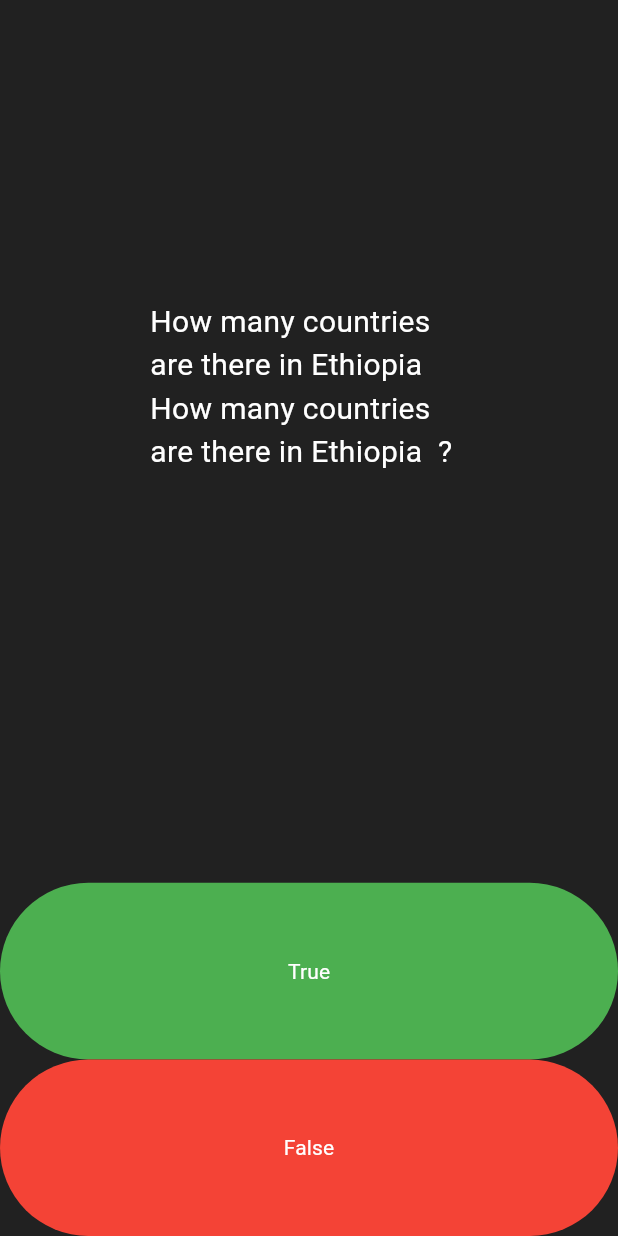
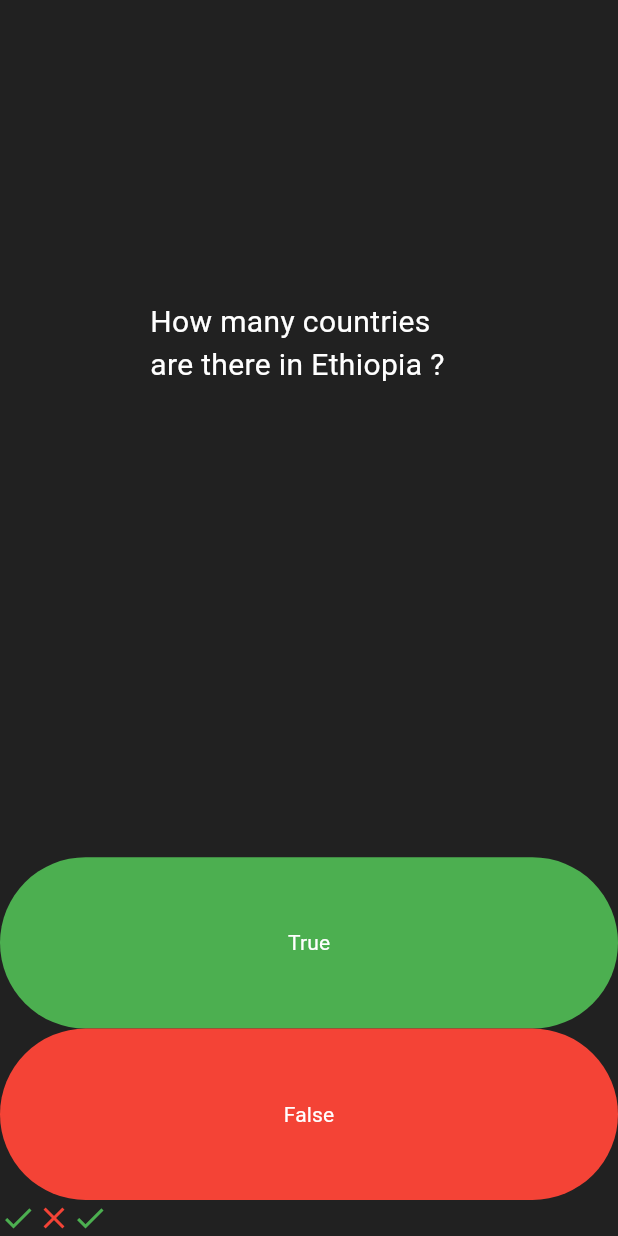
Before and after one commit to dawit2123/Flutter-Projects, a Flutter app: the screen it shows after launch, after a tap on "True", on a phone screen of 412 x 824 dp. Run offline on Flutter 3.47's test engine with Material 3 defaults, Android fonts, the phone set to English and light mode, and no system bars; our stand-ins replace audioplayers; missing offline and left inert: dart:html.

Commit message:
Icons made for the buttons

```diff
--- a/quizzler_app/lib/main.dart
+++ b/quizzler_app/lib/main.dart
@@ -178,24 +178,55 @@ class Quizzler extends StatelessWidget {
           child: Scaffold(
             backgroundColor: Colors.grey.shade900,
             body: SafeArea(
-              child: Column(
+              child: QuizPage(),
+            ),
+          ),
+        ));
+  }
+}
+
+class QuizPage extends StatefulWidget {
+  const QuizPage({Key? key}) : super(key: key);
+
+  @override
+  _QuizPageState createState() => _QuizPageState();
+}
+
+class _QuizPageState extends State<QuizPage> {
+  List<Icon> scoreKeeper = [
+    Icon(
+      Icons.check,
+      color: Colors.green,
+    ),
+    Icon(
+      Icons.close,
+      color: Colors.red,
+    ),
+  ];
+  @override
+  Widget build(BuildContext context) {
+    return Column(
       mainAxisAlignment: MainAxisAlignment.center,
       crossAxisAlignment: CrossAxisAlignment.stretch,
       children: <Widget>[
         Expanded(
             flex: 5,
             child: Padding(
-                        padding:
-                            EdgeInsets.fromLTRB(100.0, 200.0, 100.0, 100.0),
+              padding: EdgeInsets.fromLTRB(100.0, 200.0, 100.0, 100.0),
               child: Text(
-                          'How many countries are there in Ethiopia How many countries are there in Ethiopia  ?',
+                'How many countries are there in Ethiopia ?',
                 style: TextStyle(color: Colors.white, fontSize: 20.0),
               ),
             )),
         Expanded(
             child: TextButton(
           onPressed: () {
-                      print('True pressed');
+            setState(() => scoreKeeper.add(
+                  Icon(
+                    Icons.check,
+                    color: Colors.green,
+                  ),
+                ));
           },
           child: Container(
             child: Text(
@@ -204,14 +235,18 @@ class Quizzler extends StatelessWidget {
             ),
           ),
           style: ButtonStyle(
-                      backgroundColor:
-                          MaterialStateProperty.all<Color>(Colors.green),
+            backgroundColor: MaterialStateProperty.all<Color>(Colors.green),
           ),
         )),
         Expanded(
             child: TextButton(
           onPressed: () {
-                      print('False pressed');
+            setState(() {
+              scoreKeeper.add(Icon(
+                Icons.close,
+                color: Colors.red,
+              ));
+            });
           },
           child: Container(
             child: Text(
@@ -220,13 +255,12 @@ class Quizzler extends StatelessWidget {
             ),
           ),
           style: ButtonStyle(
-                        backgroundColor:
-                            MaterialStateProperty.all<Color>(Colors.red)),
-                  ))
+              backgroundColor: MaterialStateProperty.all<Color>(Colors.red)),
+        )),
+        Row(
+          children: scoreKeeper,
+        )
       ],
-              ),
-            ),
-          ),
-        ));
+    );
   }
 }
```
Lines whose indentation alone changed are shown as unchanged.
